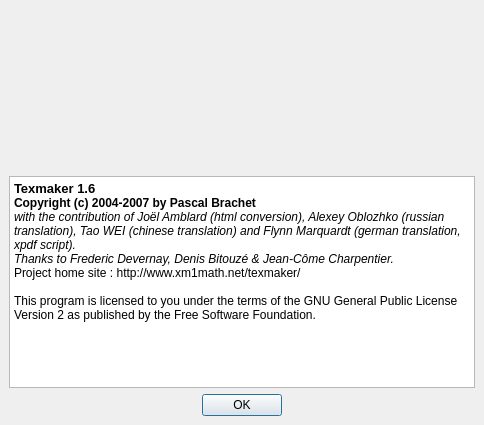
Old version of the form aboutdialog.ui in the repository orao/texmaker.
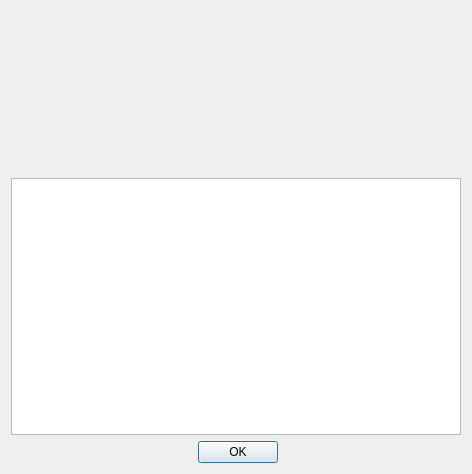
New version of the form. Icons and pictures are not drawn.

Commit message: Adding Texmaker version 1.7 tarball sources

The edit to the form file:
```diff
--- a/aboutdialog.ui
+++ b/aboutdialog.ui
@@ -5,79 +5,23 @@
    <rect>
     <x>0</x>
     <y>0</y>
-    <width>484</width>
-    <height>425</height>
+    <width>472</width>
+    <height>474</height>
    </rect>
   </property>
   <property name="windowTitle" >
    <string>About Texmaker</string>
   </property>
   <layout class="QGridLayout" >
-   <property name="margin" >
-    <number>9</number>
-   </property>
-   <property name="spacing" >
-    <number>6</number>
-   </property>
-   <item row="2" column="3" colspan="2" >
+   <item row="0" column="0" >
     <spacer>
      <property name="orientation" >
       <enum>Qt::Horizontal</enum>
      </property>
      <property name="sizeHint" >
       <size>
-       <width>171</width>
-       <height>20</height>
-      </size>
-     </property>
-    </spacer>
-   </item>
-   <item row="2" column="0" colspan="2" >
-    <spacer>
-     <property name="orientation" >
-      <enum>Qt::Horizontal</enum>
-     </property>
-     <property name="sizeHint" >
-      <size>
-       <width>181</width>
-       <height>20</height>
-      </size>
-     </property>
-    </spacer>
-   </item>
-   <item row="2" column="2" >
-    <widget class="QPushButton" name="okButton" >
-     <property name="text" >
-      <string>OK</string>
-     </property>
-    </widget>
-   </item>
-   <item row="1" column="0" colspan="5" >
-    <widget class="QTextEdit" name="textEdit" >
-     <property name="readOnly" >
-      <bool>true</bool>
-     </property>
-     <property name="html" >
-      <string>&lt;html>&lt;head>&lt;meta name="qrichtext" content="1" />&lt;style type="text/css">
-p, li { white-space: pre-wrap; }
-&lt;/style>&lt;/head>&lt;body style=" font-family:'Sans Serif'; font-size:9pt; font-weight:400; font-style:normal; text-decoration:none;">
-&lt;p style=" margin-top:0px; margin-bottom:0px; margin-left:0px; margin-right:0px; -qt-block-indent:0; text-indent:0px;">&lt;span style=" font-size:10pt; font-weight:600;">Texmaker 1.6&lt;/span>&lt;/p>
-&lt;p style=" margin-top:0px; margin-bottom:0px; margin-left:0px; margin-right:0px; -qt-block-indent:0; text-indent:0px;">&lt;span style=" font-family:'Bitstream Vera Sans'; font-weight:600;">Copyright (c) 2004-2007 by Pascal Brachet&lt;/span>&lt;/p>
-&lt;p style=" margin-top:0px; margin-bottom:0px; margin-left:0px; margin-right:0px; -qt-block-indent:0; text-indent:0px; font-family:'Bitstream Vera Sans'; font-weight:600;">&lt;span style=" font-weight:400; font-style:italic;">with the contribution of Joël Amblard (html conversion), Alexey Oblozhko (russian translation), Tao WEI (chinese translation) and Flynn Marquardt (german translation, xpdf script).&lt;/span>&lt;span style=" font-weight:400;">&lt;br />&lt;/span>&lt;span style=" font-weight:400; font-style:italic;">Thanks to Frederic Devernay, Denis Bitouzé &amp;amp; Jean-Côme Charpentier. &lt;/span>&lt;/p>
-&lt;p style=" margin-top:0px; margin-bottom:0px; margin-left:0px; margin-right:0px; -qt-block-indent:0; text-indent:0px; font-family:'Bitstream Vera Sans';">Project home site : http://www.xm1math.net/texmaker/&lt;br />&lt;/p>
-&lt;p style=" margin-top:0px; margin-bottom:0px; margin-left:0px; margin-right:0px; -qt-block-indent:0; text-indent:0px; font-family:'Bitstream Vera Sans';">This program is licensed to you under the terms of the GNU General Public License Version 2 as published by the Free Software Foundation.&lt;/p>&lt;/body>&lt;/html></string>
-     </property>
-    </widget>
-   </item>
-   <item row="0" column="4" >
-    <spacer>
-     <property name="orientation" >
-      <enum>Qt::Horizontal</enum>
-     </property>
-     <property name="sizeHint" >
-      <size>
-       <width>40</width>
-       <height>161</height>
+       <width>21</width>
+       <height>141</height>
       </size>
      </property>
     </spacer>
@@ -92,15 +36,51 @@
      </property>
     </widget>
    </item>
-   <item row="0" column="0" >
+   <item row="0" column="4" >
     <spacer>
      <property name="orientation" >
       <enum>Qt::Horizontal</enum>
      </property>
      <property name="sizeHint" >
       <size>
-       <width>21</width>
-       <height>141</height>
+       <width>40</width>
+       <height>161</height>
+      </size>
+     </property>
+    </spacer>
+   </item>
+   <item row="1" column="0" colspan="5" >
+    <widget class="QTextBrowser" name="textBrowser" />
+   </item>
+   <item row="2" column="0" colspan="2" >
+    <spacer>
+     <property name="orientation" >
+      <enum>Qt::Horizontal</enum>
+     </property>
+     <property name="sizeHint" >
+      <size>
+       <width>181</width>
+       <height>20</height>
+      </size>
+     </property>
+    </spacer>
+   </item>
+   <item row="2" column="2" >
+    <widget class="QPushButton" name="okButton" >
+     <property name="text" >
+      <string>OK</string>
+     </property>
+    </widget>
+   </item>
+   <item row="2" column="3" colspan="2" >
+    <spacer>
+     <property name="orientation" >
+      <enum>Qt::Horizontal</enum>
+     </property>
+     <property name="sizeHint" >
+      <size>
+       <width>171</width>
+       <height>20</height>
       </size>
      </property>
     </spacer>
```
The commit also changes 96 other files.
